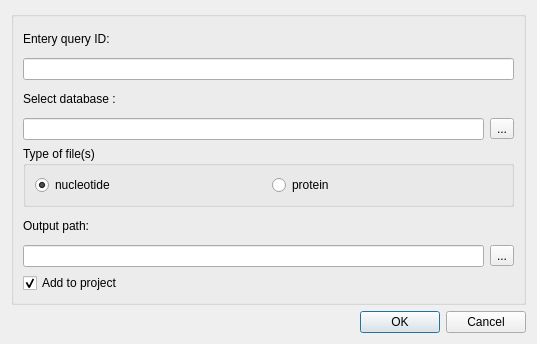
Before: the Qt Designer form src/plugins/external_tool_support/src/ui/BlastDBCmdDialog.ui in violethaze74/ugene, drawn with Qt 5.
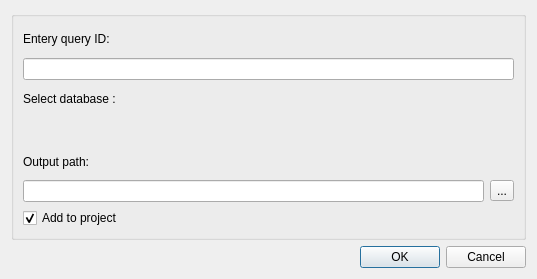
After: the same form once the commit is applied.

Commit message: UGENE-4588 BLAST: recognition of big databases divided into parts fix

```diff
--- a/src/plugins/external_tool_support/src/ui/BlastDBCmdDialog.ui
+++ b/src/plugins/external_tool_support/src/ui/BlastDBCmdDialog.ui
@@ -7,7 +7,7 @@
     <x>0</x>
     <y>0</y>
     <width>537</width>
-    <height>344</height>
+    <height>279</height>
    </rect>
   </property>
   <property name="minimumSize">
@@ -56,49 +56,29 @@
        </widget>
       </item>
       <item>
-       <layout class="QHBoxLayout" name="inputFilesLayout">
-        <item>
-         <widget class="QLineEdit" name="inputDbLineEdit">
-          <property name="readOnly">
-           <bool>true</bool>
-          </property>
-         </widget>
-        </item>
-        <item>
-         <widget class="QToolButton" name="inputDbToolButton">
-          <property name="text">
-           <string>...</string>
-          </property>
-         </widget>
-        </item>
-       </layout>
-      </item>
-      <item>
-       <widget class="QGroupBox" name="groupBox">
-        <property name="title">
-         <string>Type of file(s)</string>
+       <widget class="QWidget" name="dbSelectorWidget" native="true">
+        <property name="sizePolicy">
+         <sizepolicy hsizetype="Preferred" vsizetype="Preferred">
+          <horstretch>0</horstretch>
+          <verstretch>0</verstretch>
+         </sizepolicy>
         </property>
-        <layout class="QHBoxLayout" name="horizontalLayout">
-         <item>
-          <widget class="QRadioButton" name="nucleotideTypeRadioButton">
-           <property name="text">
-            <string>nucleotide</string>
-           </property>
-           <property name="checked">
-            <bool>true</bool>
-           </property>
-          </widget>
-         </item>
-         <item>
-          <widget class="QRadioButton" name="proteinTypeRadioButton">
-           <property name="text">
-            <string>protein</string>
-           </property>
-           <property name="checked">
-            <bool>false</bool>
-           </property>
-          </widget>
-         </item>
+        <layout class="QVBoxLayout" name="verticalLayout_10">
+         <property name="spacing">
+          <number>0</number>
+         </property>
+         <property name="leftMargin">
+          <number>0</number>
+         </property>
+         <property name="topMargin">
+          <number>0</number>
+         </property>
+         <property name="rightMargin">
+          <number>0</number>
+         </property>
+         <property name="bottomMargin">
+          <number>0</number>
+         </property>
         </layout>
        </widget>
       </item>
```
The commit also changes 14 other files.
